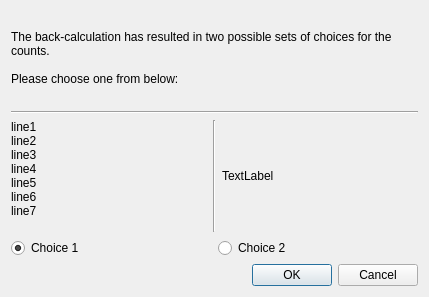
Above: src/forms/choose_back_calc_result_form.ui from bwallace/OpenMeta-analyst- before the change. Below: the same form after it.
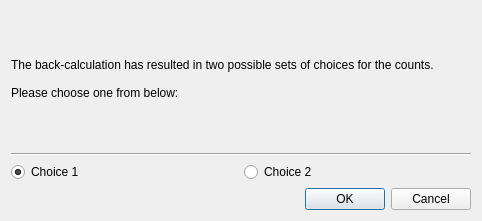
That is the form after the change.

Commit message: clarify back-calculation question labels

The edit to the form file:
```diff
--- a/src/forms/choose_back_calc_result_form.ui
+++ b/src/forms/choose_back_calc_result_form.ui
@@ -6,16 +6,34 @@
    <rect>
     <x>0</x>
     <y>0</y>
-    <width>429</width>
-    <height>297</height>
+    <width>482</width>
+    <height>221</height>
    </rect>
   </property>
+  <property name="sizePolicy">
+   <sizepolicy hsizetype="MinimumExpanding" vsizetype="MinimumExpanding">
+    <horstretch>0</horstretch>
+    <verstretch>0</verstretch>
+   </sizepolicy>
+  </property>
+  <property name="minimumSize">
+   <size>
+    <width>480</width>
+    <height>0</height>
+   </size>
+  </property>
   <property name="windowTitle">
    <string>Choose Back Calculation Result</string>
   </property>
   <layout class="QVBoxLayout" name="verticalLayout">
    <item>
     <widget class="QLabel" name="info_label">
+     <property name="sizePolicy">
+      <sizepolicy hsizetype="Minimum" vsizetype="Preferred">
+       <horstretch>0</horstretch>
+       <verstretch>0</verstretch>
+      </sizepolicy>
+     </property>
      <property name="text">
       <string>The back-calculation has resulted in two possible sets of choices for the counts.
 
@@ -35,50 +53,6 @@
    </item>
    <item>
     <layout class="QHBoxLayout" name="horizontalLayout">
-     <item>
-      <widget class="QLabel" name="choice1_lbl">
-       <property name="cursor">
-        <cursorShape>ArrowCursor</cursorShape>
-       </property>
-       <property name="mouseTracking">
-        <bool>false</bool>
-       </property>
-       <property name="text">
-        <string>line1
-line2
-line3
-line4
-line5
-line6
-line7
-</string>
-       </property>
-       <property name="wordWrap">
-        <bool>true</bool>
-       </property>
-      </widget>
-     </item>
-     <item>
-      <widget class="Line" name="line">
-       <property name="orientation">
-        <enum>Qt::Vertical</enum>
-       </property>
-      </widget>
-     </item>
-     <item>
-      <widget class="QLabel" name="choice2_lbl">
-       <property name="text">
-        <string>TextLabel</string>
-       </property>
-       <property name="wordWrap">
-        <bool>true</bool>
-       </property>
-      </widget>
-     </item>
-    </layout>
-   </item>
-   <item>
-    <layout class="QHBoxLayout" name="horizontalLayout_2">
      <item>
       <widget class="QRadioButton" name="choice1_btn">
        <property name="text">
```
The commit also changes 6 other files.
